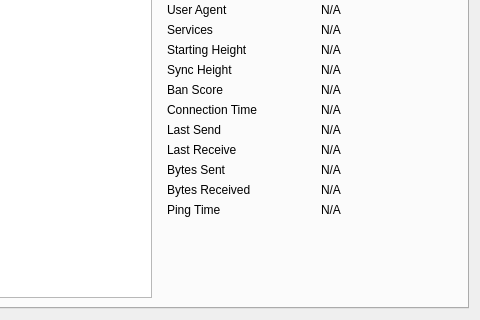
Qt form src/qt/forms/rpcconsole.ui (thelonecrouton/bitcredit) before a commit; both pictures show x 260 to 740 and y 130 to 450 of the 740 by 450 pixel window.
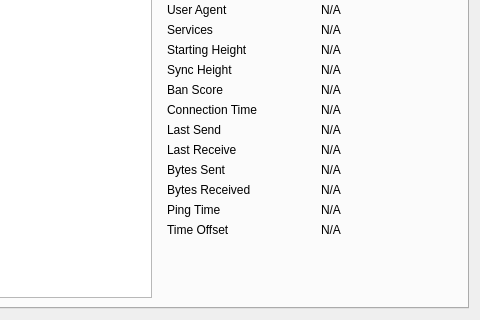
The same form after that commit. The open tabs and pages were chosen to show the change. Icons and pictures are not drawn. Custom widgets are drawn as their Qt base class.

```diff
--- a/src/qt/forms/rpcconsole.ui
+++ b/src/qt/forms/rpcconsole.ui
@@ -1043,7 +1043,30 @@
             </property>
            </widget>
           </item>
-          <item row="14" column="1">
+          <item row="14" column="0">
+           <widget class="QLabel" name="label_timeoffset">
+            <property name="text">
+             <string>Time Offset</string>
+            </property>
+           </widget>
+          </item>
+          <item row="14" column="2">
+           <widget class="QLabel" name="timeoffset">
+            <property name="cursor">
+             <cursorShape>IBeamCursor</cursorShape>
+            </property>
+            <property name="text">
+             <string>N/A</string>
+            </property>
+            <property name="textFormat">
+             <enum>Qt::PlainText</enum>
+            </property>
+            <property name="textInteractionFlags">
+             <set>Qt::LinksAccessibleByMouse|Qt::TextSelectableByKeyboard|Qt::TextSelectableByMouse</set>
+            </property>
+           </widget>
+          </item>
+          <item row="15" column="1">
            <spacer name="verticalSpacer_3">
             <property name="orientation">
              <enum>Qt::Vertical</enum>
```
